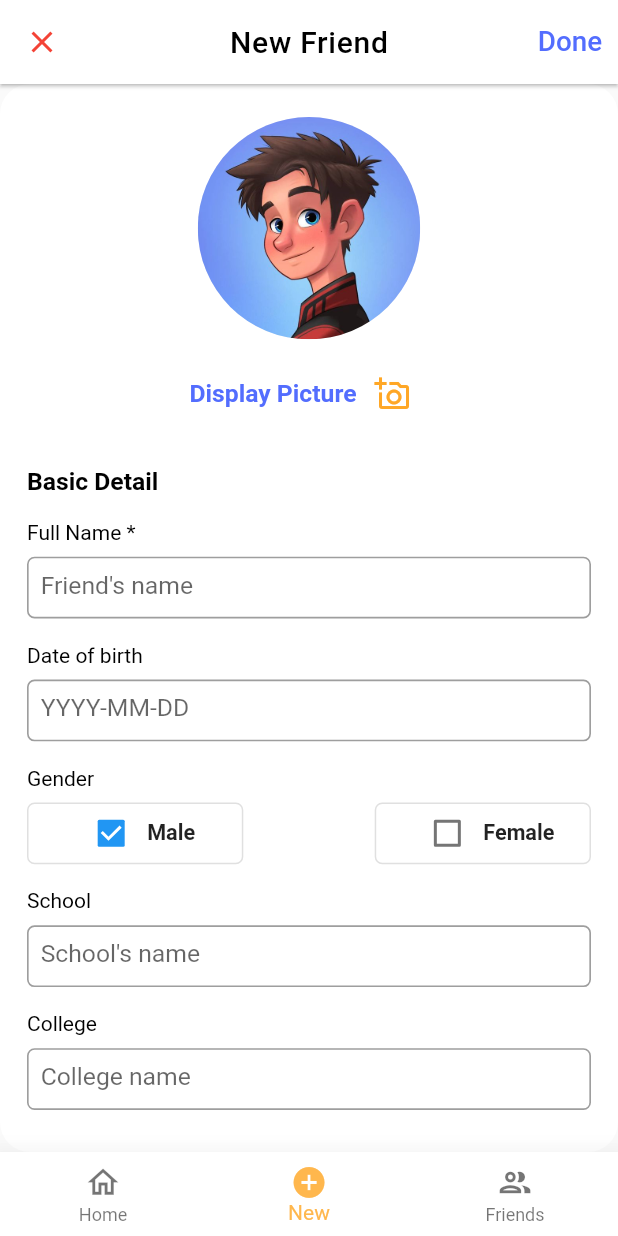
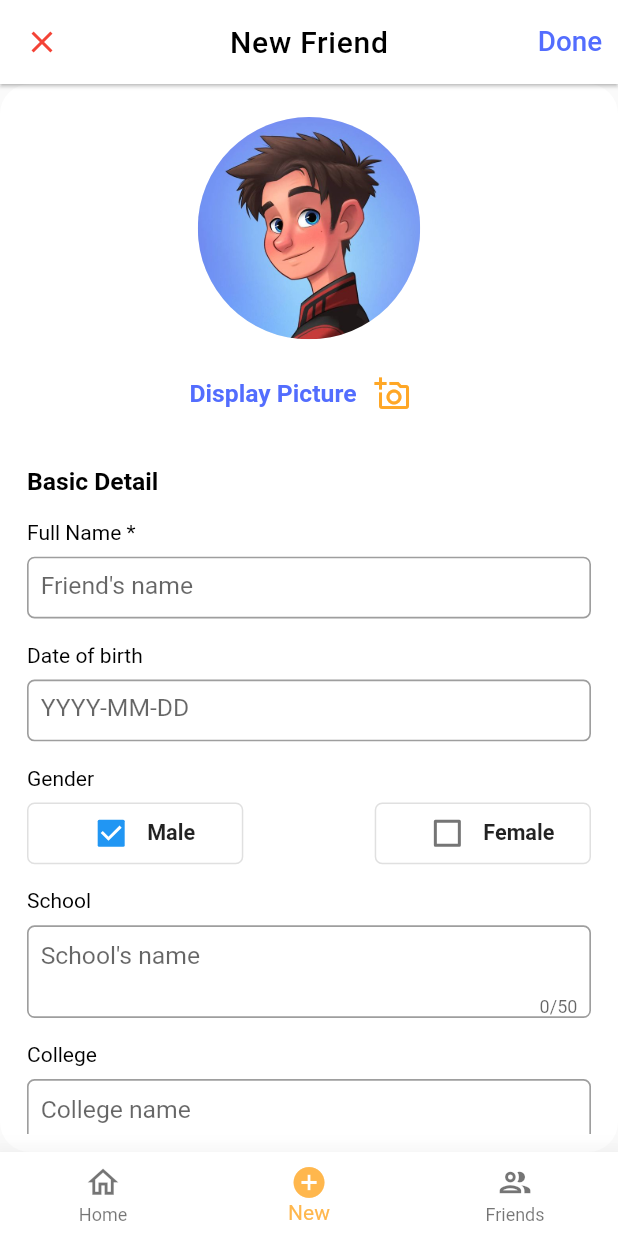
Before and after one commit to Alpha17-2/Friends_App, a Flutter app: the screen it shows once a user with an empty profile is signed in, item 2 of the bottom bar chosen, on a phone screen of 412 x 824 dp. Run offline on Flutter 3.47's test engine with Material 2 defaults, Android fonts, the phone set to English and light mode, and no system bars; our stand-ins replace cached_network_image, cloud_firestore, firebase_auth, firebase_core, firebase_storage, flutter_spinkit and 2 more; accounts and stored records are empty; network calls fail.

Commit message:
max length of letters set

```diff
--- a/lib/Screens/addFriendScreen.dart
+++ b/lib/Screens/addFriendScreen.dart
@@ -640,7 +640,7 @@ class _addFriendScreenState extends State<addFriendScreen> {
                                 height: displayHeight(context) * 0.01,
                               )),
                           Container(
-                            height: displayHeight(context) * 0.05,
+                            height: displayHeight(context) * 0.075,
                             width: displayWidth(context),
                             decoration: BoxDecoration(
                                 borderRadius: BorderRadius.circular(5),
@@ -654,8 +654,11 @@ class _addFriendScreenState extends State<addFriendScreen> {
                                   bottom: 2.0),
                               child: Center(
                                 child: TextFormField(
+                                  //expands: true,
+                                  maxLength : 50,
                                   controller: school,
                                   decoration: InputDecoration(
+
                                     hintStyle: TextStyle(
                                         fontSize: displayWidth(context) * 0.04),
                                     hintText: 'School\'s name',
@@ -684,7 +687,7 @@ class _addFriendScreenState extends State<addFriendScreen> {
                                 height: displayHeight(context) * 0.01,
                               )),
                           Container(
-                            height: displayHeight(context) * 0.05,
+                            height: displayHeight(context) * 0.075,
                             width: displayWidth(context),
                             decoration: BoxDecoration(
                                 borderRadius: BorderRadius.circular(5),
@@ -698,6 +701,7 @@ class _addFriendScreenState extends State<addFriendScreen> {
                                   bottom: 2.0),
                               child: Center(
                                 child: TextFormField(
+                                  maxLength: 50,
                                   controller: college,
                                   decoration: InputDecoration(
                                     hintStyle: TextStyle(
```
